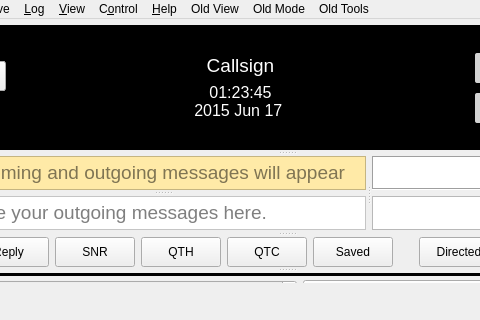
First picture: the form in mainwindow.ui, repository qcmiao1998/js8call, before the edit; both pictures show x 210 to 690 and y 0 to 320 of the 994 by 860 pixel window.
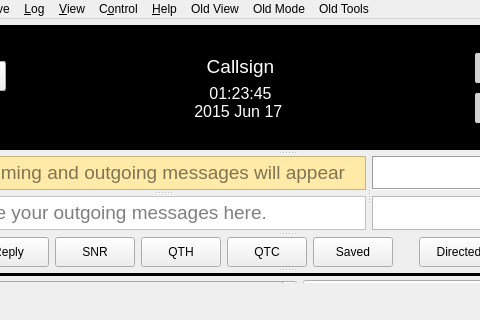
Second picture: the form after the edit. Custom widgets are drawn as their Qt base class.

Commit message: Fixed height for labels in frequency panel

```diff
--- a/mainwindow.ui
+++ b/mainwindow.ui
@@ -388,13 +388,19 @@
                 <property name="sizeHint" stdset="0">
                  <size>
                   <width>20</width>
-                  <height>20</height>
+                  <height>10</height>
                  </size>
                 </property>
                </spacer>
               </item>
               <item>
                <widget class="QLabel" name="labCallsign">
+                <property name="sizePolicy">
+                 <sizepolicy hsizetype="Minimum" vsizetype="Fixed">
+                  <horstretch>0</horstretch>
+                  <verstretch>0</verstretch>
+                 </sizepolicy>
+                </property>
                 <property name="styleSheet">
                  <string notr="true">QLabel {
 font-family: MS Shell Dlg 2;
@@ -414,7 +420,7 @@
               <item>
                <widget class="QLabel" name="labUTC">
                 <property name="sizePolicy">
-                 <sizepolicy hsizetype="Expanding" vsizetype="MinimumExpanding">
+                 <sizepolicy hsizetype="Minimum" vsizetype="Fixed">
                   <horstretch>0</horstretch>
                   <verstretch>0</verstretch>
                  </sizepolicy>
@@ -464,7 +470,7 @@
                 <property name="sizeHint" stdset="0">
                  <size>
                   <width>20</width>
-                  <height>20</height>
+                  <height>10</height>
                  </size>
                 </property>
                </spacer>
```
